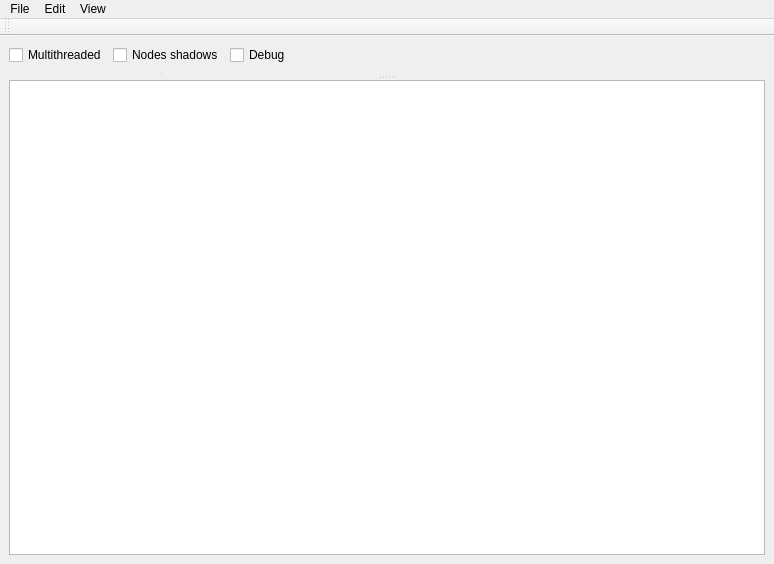
Above: test_app_ui.ui from wonderworks-software/PyFlow before the change. Below: the same form after it.
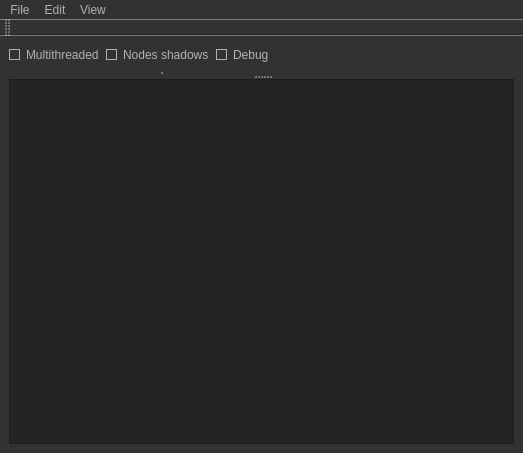
That is the form after the change. Icons and pictures are not drawn.

```diff
--- a/test_app_ui.ui
+++ b/test_app_ui.ui
@@ -6,12 +6,489 @@
    <rect>
     <x>0</x>
     <y>0</y>
-    <width>774</width>
-    <height>564</height>
+    <width>523</width>
+    <height>453</height>
    </rect>
   </property>
   <property name="windowTitle">
-   <string>MainWindow</string>
+   <string>QtNodes</string>
+  </property>
+  <property name="windowIcon">
+   <iconset>
+    <normaloff>AGraphPySide/icon.png</normaloff>AGraphPySide/icon.png</iconset>
+  </property>
+  <property name="styleSheet">
+   <string notr="true">QToolTip
+{
+     border: 1px solid black;
+     background-color: #ffa02f;
+     padding: 1px;
+     border-radius: 3px;
+     opacity: 100;
+}
+
+QWidget
+{
+    color: #b1b1b1;
+    background-color: #323232;
+}
+
+QWidget:item:hover
+{
+    background-color: QLinearGradient( x1: 0, y1: 0, x2: 0, y2: 1, stop: 0 #ffa02f, stop: 1 #ca0619);
+    color: #000000;
+}
+
+QWidget:item:selected
+{
+    background-color: QLinearGradient( x1: 0, y1: 0, x2: 0, y2: 1, stop: 0 #ffa02f, stop: 1 #d7801a);
+}
+
+QMenuBar::item
+{
+    background: transparent;
+}
+
+QMenuBar::item:selected
+{
+    background: transparent;
+    border: 1px solid #ffaa00;
+}
+
+QMenuBar::item:pressed
+{
+    background: #444;
+    border: 1px solid #000;
+    background-color: QLinearGradient(
+        x1:0, y1:0,
+        x2:0, y2:1,
+        stop:1 #212121,
+        stop:0.4 #343434/*,
+        stop:0.2 #343434,
+        stop:0.1 #ffaa00*/
+    );
+    margin-bottom:-1px;
+    padding-bottom:1px;
+}
+
+QMenu
+{
+    border: 1px solid #000;
+}
+
+QMenu::item
+{
+    padding: 2px 20px 2px 20px;
+}
+
+QMenu::item:selected
+{
+    color: #000000;
+}
+
+QWidget:disabled
+{
+    color: #404040;
+    background-color: #323232;
+}
+
+QAbstractItemView
+{
+    background-color: QLinearGradient( x1: 0, y1: 0, x2: 0, y2: 1, stop: 0 #4d4d4d, stop: 0.1 #646464, stop: 1 #5d5d5d);
+}
+
+QWidget:focus
+{
+    /*border: 2px solid QLinearGradient( x1: 0, y1: 0, x2: 0, y2: 1, stop: 0 #ffa02f, stop: 1 #d7801a);*/
+}
+
+QLineEdit
+{
+    background-color: QLinearGradient( x1: 0, y1: 0, x2: 0, y2: 1, stop: 0 #4d4d4d, stop: 0 #646464, stop: 1 #5d5d5d);
+    padding: 1px;
+    border-style: solid;
+    border: 1px solid #1e1e1e;
+    border-radius: 5;
+}
+
+QPushButton
+{
+    color: #b1b1b1;
+    background-color: QLinearGradient( x1: 0, y1: 0, x2: 0, y2: 1, stop: 0 #565656, stop: 0.1 #525252, stop: 0.5 #4e4e4e, stop: 0.9 #4a4a4a, stop: 1 #464646);
+    border-width: 1px;
+    border-color: #1e1e1e;
+    border-style: solid;
+    border-radius: 6;
+    padding: 3px;
+    font-size: 12px;
+    padding-left: 5px;
+    padding-right: 5px;
+}
+
+QPushButton:pressed
+{
+    background-color: QLinearGradient( x1: 0, y1: 0, x2: 0, y2: 1, stop: 0 #2d2d2d, stop: 0.1 #2b2b2b, stop: 0.5 #292929, stop: 0.9 #282828, stop: 1 #252525);
+}
+
+QComboBox
+{
+    selection-background-color: #ffaa00;
+    background-color: QLinearGradient( x1: 0, y1: 0, x2: 0, y2: 1, stop: 0 #565656, stop: 0.1 #525252, stop: 0.5 #4e4e4e, stop: 0.9 #4a4a4a, stop: 1 #464646);
+    border-style: solid;
+    border: 1px solid #1e1e1e;
+    border-radius: 5;
+}
+
+QComboBox:hover,QPushButton:hover
+{
+    border: 2px solid QLinearGradient( x1: 0, y1: 0, x2: 0, y2: 1, stop: 0 #ffa02f, stop: 1 #d7801a);
+}
+
+
+QComboBox:on
+{
+    padding-top: 3px;
+    padding-left: 4px;
+    background-color: QLinearGradient( x1: 0, y1: 0, x2: 0, y2: 1, stop: 0 #2d2d2d, stop: 0.1 #2b2b2b, stop: 0.5 #292929, stop: 0.9 #282828, stop: 1 #252525);
+    selection-background-color: #ffaa00;
+}
+
+QComboBox QAbstractItemView
+{
+    border: 2px solid darkgray;
+    selection-background-color: QLinearGradient( x1: 0, y1: 0, x2: 0, y2: 1, stop: 0 #ffa02f, stop: 1 #d7801a);
+}
+
+QComboBox::drop-down
+{
+     subcontrol-origin: padding;
+     subcontrol-position: top right;
+     width: 15px;
+
+     border-left-width: 0px;
+     border-left-color: darkgray;
+     border-left-style: solid; /* just a single line */
+     border-top-right-radius: 3px; /* same radius as the QComboBox */
+     border-bottom-right-radius: 3px;
+ }
+
+QComboBox::down-arrow
+{
+     image: url(:/down_arrow.png);
+}
+
+QGroupBox:focus
+{
+border: 2px solid QLinearGradient( x1: 0, y1: 0, x2: 0, y2: 1, stop: 0 #ffa02f, stop: 1 #d7801a);
+}
+
+QTextEdit:focus
+{
+    border: 2px solid QLinearGradient( x1: 0, y1: 0, x2: 0, y2: 1, stop: 0 #ffa02f, stop: 1 #d7801a);
+}
+
+QScrollBar:horizontal {
+     border: 1px solid #222222;
+     background: QLinearGradient( x1: 0, y1: 0, x2: 0, y2: 1, stop: 0.0 #121212, stop: 0.2 #282828, stop: 1 #484848);
+     height: 7px;
+     margin: 0px 16px 0 16px;
+}
+
+QScrollBar::handle:horizontal
+{
+      background: QLinearGradient( x1: 0, y1: 0, x2: 1, y2: 0, stop: 0 #ffa02f, stop: 0.5 #d7801a, stop: 1 #ffa02f);
+      min-height: 20px;
+      border-radius: 2px;
+}
+
+QScrollBar::add-line:horizontal {
+      border: 1px solid #1b1b19;
+      border-radius: 2px;
+      background: QLinearGradient( x1: 0, y1: 0, x2: 1, y2: 0, stop: 0 #ffa02f, stop: 1 #d7801a);
+      width: 14px;
+      subcontrol-position: right;
+      subcontrol-origin: margin;
+}
+
+QScrollBar::sub-line:horizontal {
+      border: 1px solid #1b1b19;
+      border-radius: 2px;
+      background: QLinearGradient( x1: 0, y1: 0, x2: 1, y2: 0, stop: 0 #ffa02f, stop: 1 #d7801a);
+      width: 14px;
+     subcontrol-position: left;
+     subcontrol-origin: margin;
+}
+
+QScrollBar::right-arrow:horizontal, QScrollBar::left-arrow:horizontal
+{
+      border: 1px solid black;
+      width: 1px;
+      height: 1px;
+      background: white;
+}
+
+QScrollBar::add-page:horizontal, QScrollBar::sub-page:horizontal
+{
+      background: none;
+}
+
+QScrollBar:vertical
+{
+      background: QLinearGradient( x1: 0, y1: 0, x2: 1, y2: 0, stop: 0.0 #121212, stop: 0.2 #282828, stop: 1 #484848);
+      width: 7px;
+      margin: 16px 0 16px 0;
+      border: 1px solid #222222;
+}
+
+QScrollBar::handle:vertical
+{
+      background: QLinearGradient( x1: 0, y1: 0, x2: 0, y2: 1, stop: 0 #ffa02f, stop: 0.5 #d7801a, stop: 1 #ffa02f);
+      min-height: 20px;
+      border-radius: 2px;
+}
+
+QScrollBar::add-line:vertical
+{
+      border: 1px solid #1b1b19;
+      border-radius: 2px;
+      background: QLinearGradient( x1: 0, y1: 0, x2: 0, y2: 1, stop: 0 #ffa02f, stop: 1 #d7801a);
+      height: 14px;
+      subcontrol-position: bottom;
+      subcontrol-origin: margin;
+}
+
+QScrollBar::sub-line:vertical
+{
+      border: 1px solid #1b1b19;
+      border-radius: 2px;
+      background: QLinearGradient( x1: 0, y1: 0, x2: 0, y2: 1, stop: 0 #d7801a, stop: 1 #ffa02f);
+      height: 14px;
+      subcontrol-position: top;
+      subcontrol-origin: margin;
+}
+
+QScrollBar::up-arrow:vertical, QScrollBar::down-arrow:vertical
+{
+      border: 1px solid black;
+      width: 1px;
+      height: 1px;
+      background: white;
+}
+
+
+QScrollBar::add-page:vertical, QScrollBar::sub-page:vertical
+{
+      background: none;
+}
+
+QTextEdit
+{
+    background-color: #242424;
+}
+
+QPlainTextEdit
+{
+    background-color: #242424;
+}
+
+QHeaderView::section
+{
+    background-color: QLinearGradient(x1:0, y1:0, x2:0, y2:1, stop:0 #616161, stop: 0.5 #505050, stop: 0.6 #434343, stop:1 #656565);
+    color: white;
+    padding-left: 4px;
+    border: 1px solid #6c6c6c;
+}
+
+QCheckBox:disabled
+{
+color: #414141;
+}
+
+QDockWidget::title
+{
+    text-align: center;
+    spacing: 3px; /* spacing between items in the tool bar */
+    background-color: QLinearGradient(x1:0, y1:0, x2:0, y2:1, stop:0 #323232, stop: 0.5 #242424, stop:1 #323232);
+}
+
+QDockWidget::close-button, QDockWidget::float-button
+{
+    text-align: center;
+    spacing: 1px; /* spacing between items in the tool bar */
+    background-color: QLinearGradient(x1:0, y1:0, x2:0, y2:1, stop:0 #323232, stop: 0.5 #242424, stop:1 #323232);
+}
+
+QDockWidget::close-button:hover, QDockWidget::float-button:hover
+{
+    background: #242424;
+}
+
+QDockWidget::close-button:pressed, QDockWidget::float-button:pressed
+{
+    padding: 1px -1px -1px 1px;
+}
+
+QMainWindow::separator
+{
+    background-color: QLinearGradient(x1:0, y1:0, x2:0, y2:1, stop:0 #161616, stop: 0.5 #151515, stop: 0.6 #212121, stop:1 #343434);
+    color: white;
+    padding-left: 4px;
+    border: 1px solid #4c4c4c;
+    spacing: 3px; /* spacing between items in the tool bar */
+}
+
+QMainWindow::separator:hover
+{
+
+    background-color: QLinearGradient(x1:0, y1:0, x2:0, y2:1, stop:0 #d7801a, stop:0.5 #b56c17 stop:1 #ffa02f);
+    color: white;
+    padding-left: 4px;
+    border: 1px solid #6c6c6c;
+    spacing: 3px; /* spacing between items in the tool bar */
+}
+
+QToolBar::handle
+{
+     spacing: 3px; /* spacing between items in the tool bar */
+     background: url(:/images/handle.png);
+}
+
+QMenu::separator
+{
+    height: 2px;
+    background-color: QLinearGradient(x1:0, y1:0, x2:0, y2:1, stop:0 #161616, stop: 0.5 #151515, stop: 0.6 #212121, stop:1 #343434);
+    color: white;
+    padding-left: 4px;
+    margin-left: 10px;
+    margin-right: 5px;
+}
+
+QProgressBar
+{
+    border: 2px solid grey;
+    border-radius: 5px;
+    text-align: center;
+}
+
+QProgressBar::chunk
+{
+    background-color: #d7801a;
+    width: 2.15px;
+    margin: 0.5px;
+}
+
+QTabBar::tab {
+    color: #b1b1b1;
+    border: 1px solid #444;
+    border-bottom-style: none;
+    background-color: #323232;
+    padding-left: 10px;
+    padding-right: 10px;
+    padding-top: 3px;
+    padding-bottom: 2px;
+    margin-right: -1px;
+}
+
+QTabWidget::pane {
+    border: 1px solid #444;
+    top: 1px;
+}
+
+QTabBar::tab:last
+{
+    margin-right: 0; /* the last selected tab has nothing to overlap with on the right */
+    border-top-right-radius: 3px;
+}
+
+QTabBar::tab:first:!selected
+{
+ margin-left: 0px; /* the last selected tab has nothing to overlap with on the right */
+
+
+    border-top-left-radius: 3px;
+}
+
+QTabBar::tab:!selected
+{
+    color: #b1b1b1;
+    border-bottom-style: solid;
+    margin-top: 3px;
+    background-color: QLinearGradient(x1:0, y1:0, x2:0, y2:1, stop:1 #212121, stop:.4 #343434);
+}
+
+QTabBar::tab:selected
+{
+    border-top-left-radius: 3px;
+    border-top-right-radius: 3px;
+    margin-bottom: 0px;
+}
+
+QTabBar::tab:!selected:hover
+{
+    /*border-top: 2px solid #ffaa00;
+    padding-bottom: 3px;*/
+    border-top-left-radius: 3px;
+    border-top-right-radius: 3px;
+    background-color: QLinearGradient(x1:0, y1:0, x2:0, y2:1, stop:1 #212121, stop:0.4 #343434, stop:0.2 #343434, stop:0.1 #ffaa00);
+}
+
+QRadioButton::indicator:checked, QRadioButton::indicator:unchecked{
+    color: #b1b1b1;
+    background-color: #323232;
+    border: 1px solid #b1b1b1;
+    border-radius: 6px;
+}
+
+QRadioButton::indicator:checked
+{
+    background-color: qradialgradient(
+        cx: 0.5, cy: 0.5,
+        fx: 0.5, fy: 0.5,
+        radius: 1.0,
+        stop: 0.25 #ffaa00,
+        stop: 0.3 #323232
+    );
+}
+
+QCheckBox::indicator{
+    
+	color: rgb(109, 73, 255);
+    background-color: #323232;
+    border: 1px solid #b1b1b1;
+    width: 9px;
+    height: 9px;
+}
+
+QRadioButton::indicator
+{
+    border-radius: 6px;
+}
+
+QRadioButton::indicator:hover, QCheckBox::indicator:hover
+{
+    border: 1px solid #ffaa00;
+}
+
+QCheckBox::indicator:checked
+{
+    
+	color: rgb(109, 73, 255);
+    background-color: #626262;
+    border: 1px solid #b1b1b1;
+    width: 9px;
+    height: 9px;
+}
+
+QCheckBox::indicator:disabled, QRadioButton::indicator:disabled
+{
+    border: 1px solid #444;
+}</string>
+  </property>
+  <property name="documentMode">
+   <bool>false</bool>
+  </property>
+  <property name="dockOptions">
+   <set>QMainWindow::AllowTabbedDocks</set>
   </property>
   <widget class="QWidget" name="centralwidget">
    <property name="locale">
@@ -138,7 +615,7 @@
     <rect>
      <x>0</x>
      <y>0</y>
-     <width>774</width>
+     <width>523</width>
      <height>18</height>
     </rect>
    </property>
```
